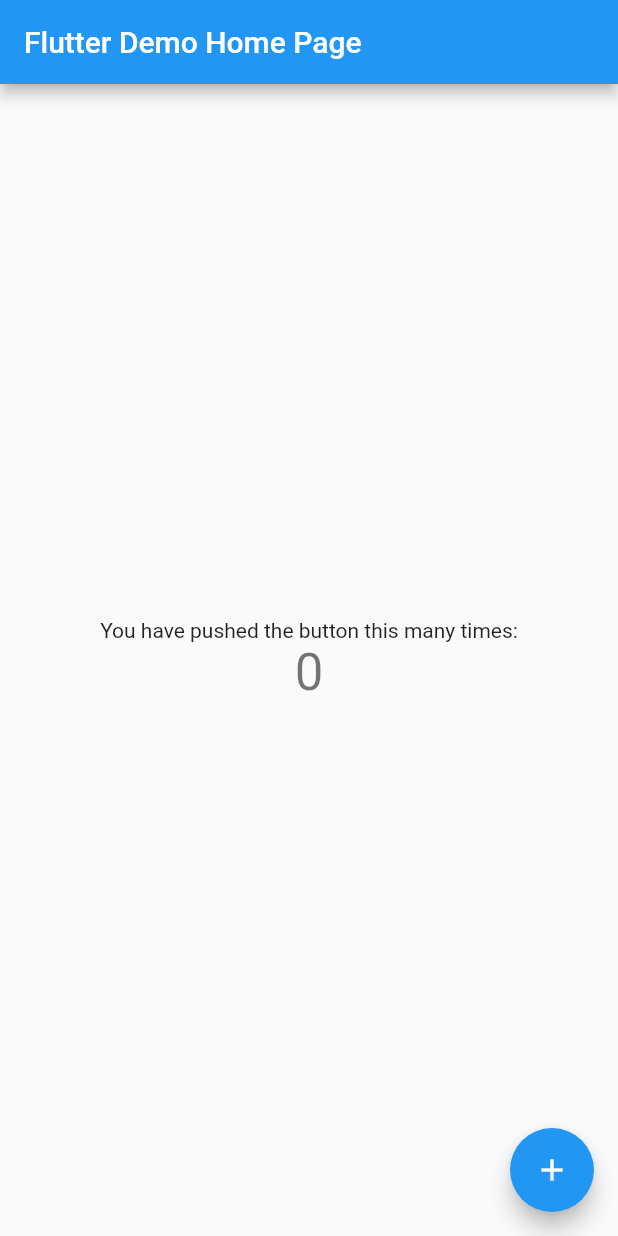
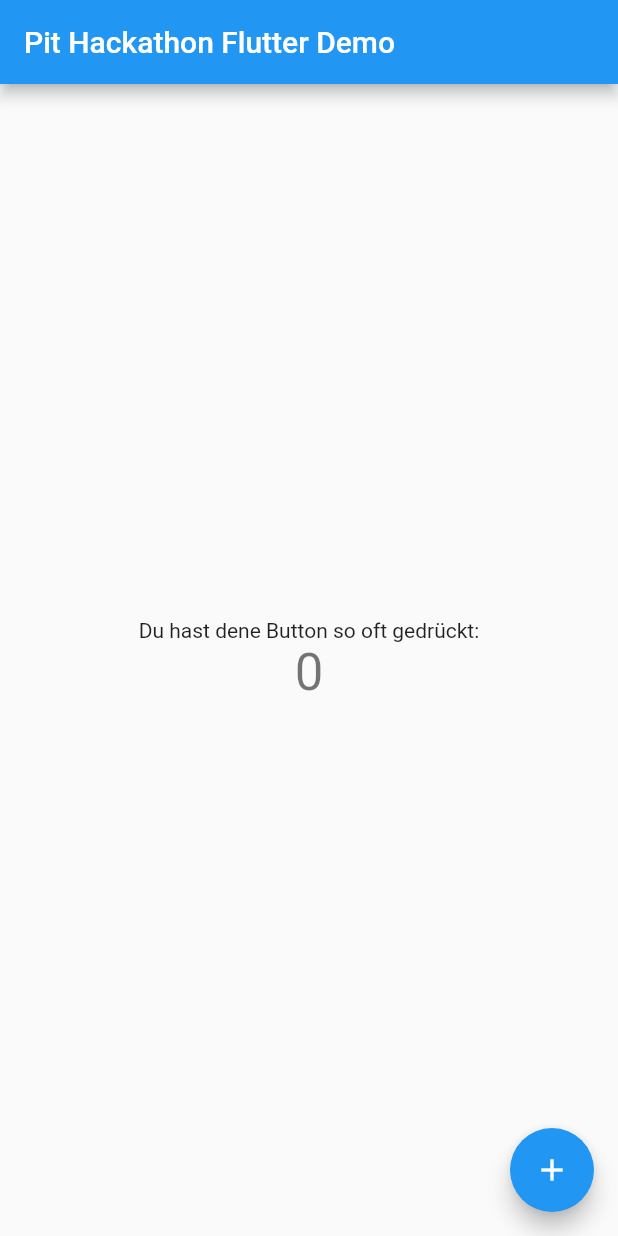
Before and after one commit to cvoegtle/flutter_pithackathon, a Flutter app: the screen it shows after launch, on a phone screen of 412 x 824 dp. Run offline on Flutter 3.47's test engine with Material 2 defaults, Android fonts, the phone set to English and light mode, and no system bars.

Commit message:
Kommentare auf Deutsch übersetzt

```diff
--- a/lib/main.dart
+++ b/lib/main.dart
@@ -1,26 +1,24 @@
 import 'package:flutter/material.dart';
 
-void main() => runApp(MyApp());
+void main() => runApp(PitHackathonApp());
 
-class MyApp extends StatelessWidget {
-  // This widget is the root of your application.
+class PitHackathonApp extends StatelessWidget {
+  // Das ist das oberste Element Deiner Anwendung
   @override
   Widget build(BuildContext context) {
     return MaterialApp(
-      title: 'Flutter Demo',
+      title: 'Hackathon Demo',
       theme: ThemeData(
-        // This is the theme of your application.
+        // Das ist das grundlegende Erscheinungsbild Deiner Anwendung.
         //
-        // Try running your application with "flutter run". You'll see the
-        // application has a blue toolbar. Then, without quitting the app, try
-        // changing the primarySwatch below to Colors.green and then invoke
-        // "hot reload" (press "r" in the console where you ran "flutter run",
-        // or simply save your changes to "hot reload" in a Flutter IDE).
-        // Notice that the counter didn't reset back to zero; the application
-        // is not restarted.
+        // Starte die App mit "flutter run". Die App hat eine Blaue Leiste.
+        // Ändere die Farbe unten in Colors.green lade die Anwendung mit neu
+        // mit "hot reload" (drücke "r" in dem Fenster in dem Du "flutter run",
+        // gestartet hast oder speichere einfach Android Studio (Steuerung+S).
+        // Die Farbe ändert sich ohne dass die Anwendung neu gestartet wurde
         primarySwatch: Colors.blue,
       ),
-      home: MyHomePage(title: 'Flutter Demo Home Page'),
+      home: MyHomePage(title: 'Pit Hackathon Flutter Demo'),
     );
   }
 }
@@ -28,9 +26,8 @@
 class MyHomePage extends StatefulWidget {
   MyHomePage({Key key, this.title}) : super(key: key);
 
-  // This widget is the home page of your application. It is stateful, meaning
-  // that it has a State object (defined below) that contains fields that affect
-  // how it looks.
+  // Das ist die Startseite Deiner App. Sie ist stateful. Das heißt sie enthält
+  // Informationen, die ihr Aussehen bestimmen.
 
   // This class is the configuration for the state. It holds the values (in this
   // case the title) provided by the parent (in this case the App widget) and
@@ -48,51 +45,49 @@
 
   void _incrementCounter() {
     setState(() {
-      // This call to setState tells the Flutter framework that something has
-      // changed in this State, which causes it to rerun the build method below
-      // so that the display can reflect the updated values. If we changed
-      // _counter without calling setState(), then the build method would not be
-      // called again, and so nothing would appear to happen.
+      // ein Aufruf von setState teilt Flutter mit, dass sich etwas am State
+      // (Zustand) geändert hat und dass das Widget neu aufgebaut werden muss.
+      // Wenn Du _counter außerhalb von setState() änderst, dann bleibt die
+      // Oberfläche unverändert udn es sieht so aus als wäre nichts geändert.
       _counter++;
     });
   }
 
   @override
   Widget build(BuildContext context) {
-    // This method is rerun every time setState is called, for instance as done
-    // by the _incrementCounter method above.
+    // Diese Methode wird immer ausgeführt, wenn sich der State (Zustand) ändert,
+    // z.B. durch _incrementCounter oben.
     //
-    // The Flutter framework has been optimized to make rerunning build methods
-    // fast, so that you can just rebuild anything that needs updating rather
-    // than having to individually change instances of widgets.
+    // Flutter ist darauf optimiert die build() Methode sehr schnell auszuführen,
+    // daher ist es möglich immer alles neu zu bauen, statt die Widgets zu
+    // verändern.
     return Scaffold(
       appBar: AppBar(
-        // Here we take the value from the MyHomePage object that was created by
-        // the App.build method, and use it to set our appbar title.
+        // Den Wert aus MyHomePage als Titel anzeigen
         title: Text(widget.title),
       ),
       body: Center(
-        // Center is a layout widget. It takes a single child and positions it
-        // in the middle of the parent.
+        // Center ist ein Layout Widget. Es enthält genau ein Widget und positioniert
+        // es in der Mitte.
         child: Column(
-          // Column is also a layout widget. It takes a list of children and
-          // arranges them vertically. By default, it sizes itself to fit its
-          // children horizontally, and tries to be as tall as its parent.
+          // Column ist auch ein Layout Widget. Es enthält eine  List von Widgets
+          // ("Kinder") und ordnet sie vertikal an. Als Voreinstellung, bekommen die "Kinder"
+          // die Breite der Column. Die Column selbst ist so hoch wie ihr "Elternteil".
           //
-          // Invoke "debug painting" (press "p" in the console, choose the
-          // "Toggle Debug Paint" action from the Flutter Inspector in Android
-          // Studio, or the "Toggle Debug Paint" command in Visual Studio Code)
-          // to see the wireframe for each widget.
+          // Mit "debug painting" (drücke "p" in der Konsole, wähle
+          // "Toggle Debug Paint" im Flutter Inspector in Android
+          // Studio, oder "Toggle Debug Paint" command in Visual Studio Code)
+          // um die Umrisse der Widgets zu sehen.
           //
-          // Column has various properties to control how it sizes itself and
-          // how it positions its children. Here we use mainAxisAlignment to
-          // center the children vertically; the main axis here is the vertical
-          // axis because Columns are vertical (the cross axis would be
+          // Column besitzt mehrere Properties, um zu steuern welchen Raum es einnimmt
+          // und wie es seine Kinder positioniert. Hier werden die Kinder über
+          // mainAxisAlignment vertikal zentriert; Die vertikale Achse ist die
+          // Hauptachse, den Columns (Spalten) sind vertikal (Die cross axis wäre
           // horizontal).
           mainAxisAlignment: MainAxisAlignment.center,
           children: <Widget>[
             Text(
-              'You have pushed the button this many times:',
+              'Du hast dene Button so oft gedrückt:',
             ),
             Text(
               '$_counter',
@@ -105,7 +100,7 @@
         onPressed: _incrementCounter,
         tooltip: 'Increment',
         child: Icon(Icons.add),
-      ), // This trailing comma makes auto-formatting nicer for build methods.
+      ), // Das Komma am Ende dient einer schöneren Formatierung der Build Methode.
     );
   }
 }
```
